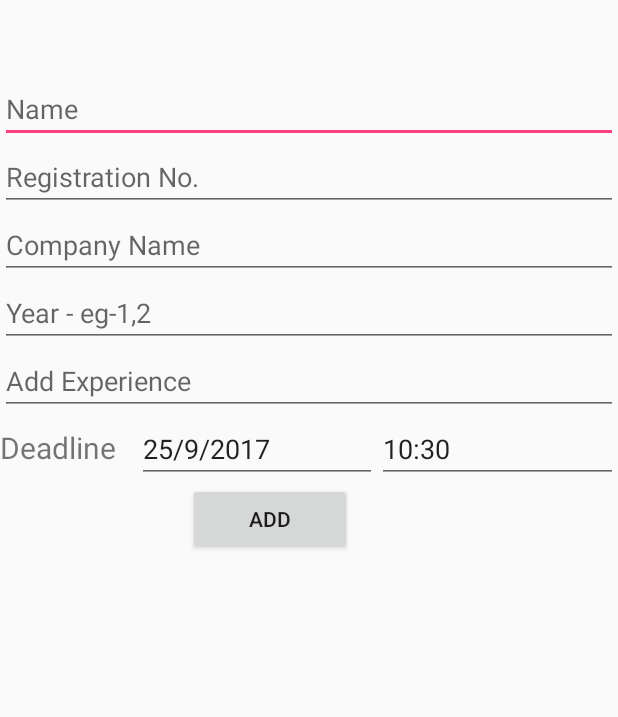
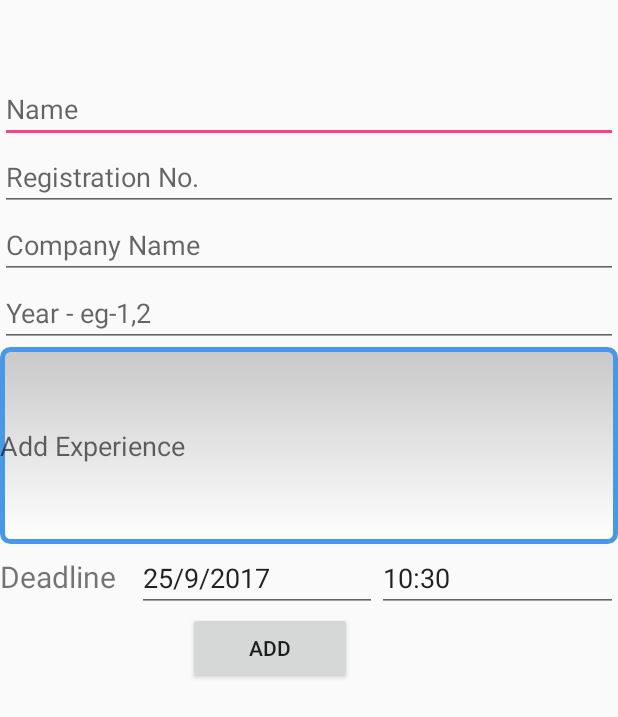
Before and after one commit to mkfeuhrer/TPO-MNNIT, an Android app: the AddInterviewExperience screen opened directly, with no data from a screen before it, on a phone screen of 412 x 824 dp. Shown: the top 717 px of the screen. Run offline under Robolectric (Android 15) with nearby library versions, the phone set to English and light mode, and no system bars; our stand-ins replace Firebase (no records; nobody signed in at launch, a user with empty details on screens opened directly).

```diff
--- a/app/build.gradle
+++ b/app/build.gradle
@@ -28,7 +28,7 @@ allprojects {
 }
 
 dependencies {
-    compile fileTree(dir: 'libs', include: ['*.jar'])
+    compile fileTree(include: ['*.jar'], dir: 'libs')
     androidTestCompile('com.android.support.test.espresso:espresso-core:2.2.2', {
         exclude group: 'com.android.support', module: 'support-annotations'
     })
--- a/app/src/main/java/com/example/mohit/tpomnnit/student/InterviewExperience/interviewexperience.java
+++ b/app/src/main/java/com/example/mohit/tpomnnit/student/InterviewExperience/interviewexperience.java
@@ -97,7 +97,7 @@ public class interviewexperience extends AppCompatActivity {
             @Override
             public void onClick(View view, int position) {
                 Interview interviews = interviewList.get(position);
-                Toast.makeText(interviewexperience.this,"position selected: "+position,Toast.LENGTH_LONG).show();
+                //Toast.makeText(interviewexperience.this,"position selected: "+position,Toast.LENGTH_LONG).show();
                         /*Intent intent=new Intent(starQuestion.this,starQuestionDisplay.class);
                         intent.putExtra("position",position);
                         startActivity(intent);*/
--- a/app/src/main/res/layout/activity_add_interview_experience.xml
+++ b/app/src/main/res/layout/activity_add_interview_experience.xml
@@ -23,7 +23,7 @@
             android:layout_width="match_parent"
             android:layout_height="wrap_content"
             android:hint="Registration No."
-            android:inputType="textPersonName"
+            android:inputType="number"
             android:id="@+id/regno" />
 
         <EditText
@@ -44,7 +44,12 @@
             android:layout_width="match_parent"
             android:layout_height="wrap_content"
             android:hint="Add Experience"
-            android:inputType="text"
+            android:layout_weight="70"
+            android:inputType="textMultiLine"
+            android:background="@drawable/edittextstyle"
+            android:maxLines="6"
+            android:lines="6"
+            android:ems="10"
             android:id="@+id/experience" />
 
         <LinearLayout xmlns:android="http://schemas.android.com/apk/res/android"
```
Also changed, not shown: app/src/main/java/com/example/mohit/tpomnnit/student/InterviewExperience/InterViewAdapter.java (+50 -0 lines), app/src/main/res/layout/popup_layout.xml (added, +26 -0 lines).
